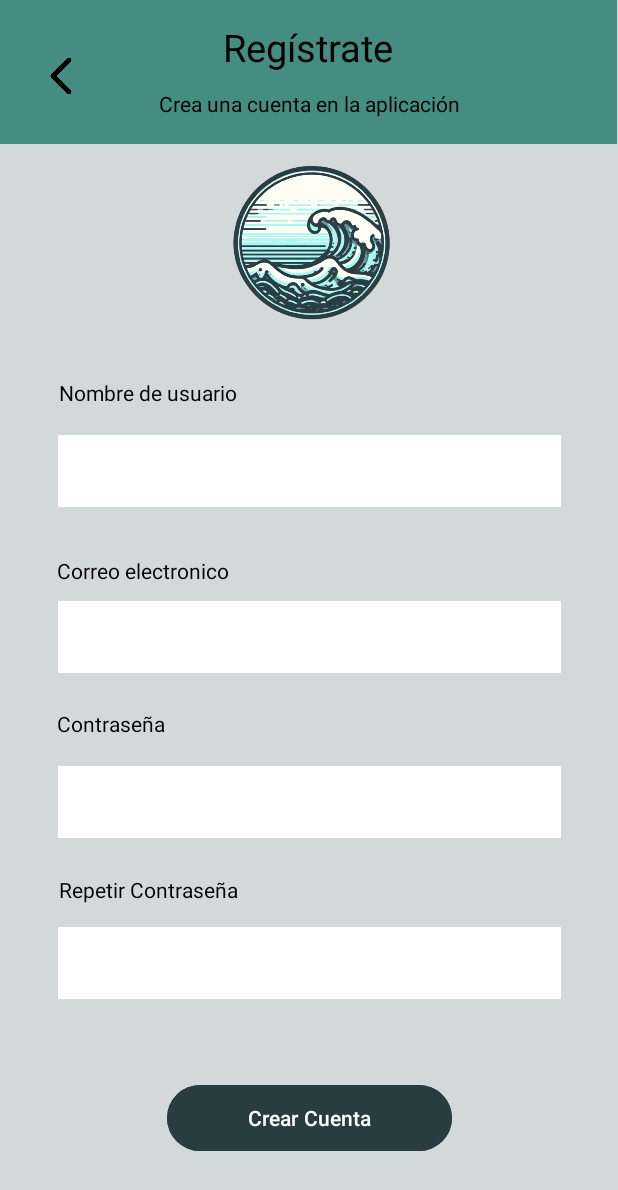
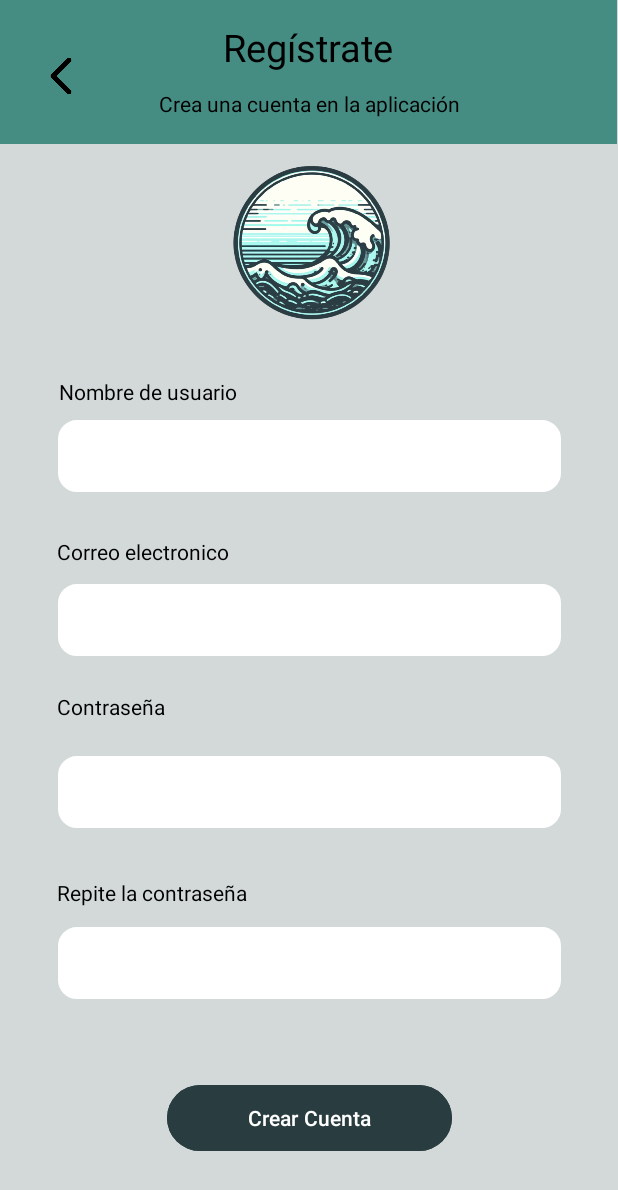
Before and after one commit to joselurg20/Login, an Android app: the Registrer screen opened directly, with no data from a screen before it, on a phone screen of 412 x 824 dp. Shown: the top 1190 px of the screen. Run offline under Robolectric (Android 15) with nearby library versions, the phone set to English and light mode, and no system bars.

Commit message:
lenguaje register

```diff
--- a/app/src/main/java/com/example/login/Registrer.java
+++ b/app/src/main/java/com/example/login/Registrer.java
@@ -1,23 +1,68 @@
 package com.example.login;
 
+import android.os.Bundle;
+import android.view.View;
+import android.widget.Button;
+import android.widget.EditText;
+import android.widget.Toast;
 import androidx.appcompat.app.AppCompatActivity;
 
-import android.content.Intent;
-import android.os.Bundle;
-import android.view.View;
+public class Registrer extends AppCompatActivity {
 
-public class Registrer extends AppCompatActivity {
+    private EditText nmUsuarioEditText, crElectronicoEditText, mtContraseñaEditText, mtRpContraseñaEditText;
 
     @Override
     protected void onCreate(Bundle savedInstanceState) {
         super.onCreate(savedInstanceState);
         setContentView(R.layout.activity_registrer);
-    }
 
-    public void volver(View view){
+        // Inicializar los EditText
+        nmUsuarioEditText = findViewById(R.id.nmusuario);
+        crElectronicoEditText = findViewById(R.id.crElectronico);
+        mtContraseñaEditText = findViewById(R.id.mt_contraseña);
+        mtRpContraseñaEditText = findViewById(R.id.mt_rpcontraseña);
 
-        Intent i = new Intent(this,MainActivity.class );
-        startActivity(i);
+        // Botón de crear cuenta
+        Button crearCuentaButton = findViewById(R.id.crearcuenta);
+        crearCuentaButton.setOnClickListener(new View.OnClickListener() {
+            @Override
+            public void onClick(View v) {
+                // Obtener los valores de los EditText
+                String nmUsuario = nmUsuarioEditText.getText().toString();
+                String crElectronico = crElectronicoEditText.getText().toString();
+                String mtContraseña = mtContraseñaEditText.getText().toString();
+                String mtRpContraseña = mtRpContraseñaEditText.getText().toString();
 
+                // Verificar si los campos están vacíos
+                if (nmUsuario.isEmpty() || crElectronico.isEmpty() || mtContraseña.isEmpty() || mtRpContraseña.isEmpty()) {
+                    Toast.makeText(Registrer.this, "Por favor, complete todos los campos", Toast.LENGTH_SHORT).show();
+                } else if (!mtContraseña.equals(mtRpContraseña)) {
+                    Toast.makeText(Registrer.this, "Las contraseñas no coinciden", Toast.LENGTH_SHORT).show();
+                } else {
+                    // Aquí puedes realizar la lógica de registro
+                    // Por ejemplo, puedes guardar los datos en una base de datos o en una lista
+                    // Después, limpiar los campos
+                    nmUsuarioEditText.setText("");
+                    crElectronicoEditText.setText("");
+                    mtContraseñaEditText.setText("");
+                    mtRpContraseñaEditText.setText("");
+
+                    // Mensaje de registro exitoso
+                    Toast.makeText(Registrer.this, "Usuario registrado exitosamente", Toast.LENGTH_SHORT).show();
+                }
+            }
+
+
+
+        });
+
+        Button btnVolver = findViewById(R.id.back);
+        btnVolver.setOnClickListener(new View.OnClickListener() {
+            @Override
+            public void onClick(View v) {
+                // Cierra la actividad actual y vuelve a la MainActivity
+                finish();
+            }
+        });
     }
 }
--- a/app/src/main/res/layout/activity_registrer.xml
+++ b/app/src/main/res/layout/activity_registrer.xml
@@ -6,19 +6,6 @@
     android:layout_height="match_parent"
     android:background="#D2D9D8"
     tools:context=".Registrer">
-
-    <TextView
-        android:id="@+id/textView2"
-        android:layout_width="wrap_content"
-        android:layout_height="wrap_content"
-        android:text="Correo electronico"
-        android:textColor="@color/black"
-        app:layout_constraintBottom_toTopOf="@+id/crElectronico"
-        app:layout_constraintEnd_toEndOf="parent"
-        app:layout_constraintHorizontal_bias="0.128"
-        app:layout_constraintStart_toStartOf="parent"
-        app:layout_constraintTop_toBottomOf="@+id/nmusuario"
-        app:layout_constraintVertical_bias="0.757" />
 
     <View
         android:id="@+id/panel"
@@ -34,10 +21,10 @@
         app:layout_constraintVertical_bias="0.0" />
 
     <TextView
-        android:id="@+id/textView5"
+        android:id="@+id/regis"
         android:layout_width="wrap_content"
         android:layout_height="wrap_content"
-        android:text="Regístrate"
+        android:text="@string/regis"
         android:textColor="@color/black"
         android:textColorHighlight="@color/black"
         android:textColorLink="#000000"
@@ -49,17 +36,17 @@
         app:layout_constraintVertical_bias="0.231" />
 
     <TextView
-        android:id="@+id/textView6"
+        android:id="@+id/subregis"
         android:layout_width="wrap_content"
         android:layout_height="wrap_content"
         android:layout_marginTop="27dp"
-        android:text="Crea una cuenta en la aplicación"
+        android:text="@string/subregis"
         android:textColor="@color/black"
         android:textColorHighlight="@color/black"
         app:layout_constraintBottom_toBottomOf="@+id/panel"
         app:layout_constraintEnd_toEndOf="parent"
         app:layout_constraintStart_toStartOf="parent"
-        app:layout_constraintTop_toTopOf="@+id/textView5" />
+        app:layout_constraintTop_toTopOf="@+id/regis" />
 
     <ImageView
         android:id="@+id/logo"
@@ -76,59 +63,22 @@
         android:id="@+id/nmusuario"
         android:layout_width="335dp"
         android:layout_height="48dp"
-        android:background="#ffffff"
+        android:background="@drawable/et_style"
+        android:backgroundTint="#FFF"
         android:ems="10"
         android:inputType="text"
         app:layout_constraintBottom_toBottomOf="parent"
         app:layout_constraintEnd_toEndOf="parent"
         app:layout_constraintStart_toStartOf="parent"
         app:layout_constraintTop_toBottomOf="@+id/logo"
-        app:layout_constraintVertical_bias="0.114" />
-
-    <EditText
-        android:id="@+id/crElectronico"
-        android:layout_width="335dp"
-        android:layout_height="48dp"
-        android:background="#ffff"
-        android:ems="10"
-        android:inputType="text"
-        app:layout_constraintBottom_toBottomOf="parent"
-        app:layout_constraintEnd_toEndOf="parent"
-        app:layout_constraintStart_toStartOf="parent"
-        app:layout_constraintTop_toBottomOf="@+id/nmusuario"
-        app:layout_constraintVertical_bias="0.143" />
-
-    <EditText
-        android:id="@+id/mt_contraseña"
-        android:layout_width="335dp"
-        android:layout_height="48dp"
-        android:background="#FFF"
-        android:ems="10"
-        android:inputType="textPassword"
-        app:layout_constraintBottom_toBottomOf="parent"
-        app:layout_constraintEnd_toEndOf="parent"
-        app:layout_constraintStart_toStartOf="parent"
-        app:layout_constraintTop_toBottomOf="@+id/crElectronico"
-        app:layout_constraintVertical_bias="0.19" />
-
-
-    <Button
-        android:id="@+id/crearcuenta"
-        android:layout_width="190dp"
-        android:layout_height="52dp"
-        android:backgroundTint="#293C40"
-        android:text="Crear Cuenta"
-        android:textColor="@color/white"
-        app:layout_constraintBottom_toBottomOf="parent"
-        app:layout_constraintEnd_toEndOf="parent"
-        app:layout_constraintStart_toStartOf="parent"
-        app:layout_constraintTop_toBottomOf="@+id/mt_rpcontraseña" />
+        app:layout_constraintVertical_bias="0.096" />
 
     <EditText
         android:id="@+id/mt_rpcontraseña"
         android:layout_width="335dp"
         android:layout_height="48dp"
-        android:background="#FFF"
+        android:background="@drawable/et_style"
+        android:backgroundTint="#FFF"
         android:ems="10"
         android:inputType="textPassword"
         android:textColor="@color/black"
@@ -136,21 +86,33 @@
         app:layout_constraintEnd_toEndOf="parent"
         app:layout_constraintStart_toStartOf="parent"
         app:layout_constraintTop_toBottomOf="@+id/mt_contraseña"
-        app:layout_constraintVertical_bias="0.274" />
+        app:layout_constraintVertical_bias="0.295" />
+
+    <TextView
+        android:id="@+id/Rpcontraseña"
+        android:layout_width="wrap_content"
+        android:layout_height="wrap_content"
+        android:text="@string/Rpcontraseña"
+        android:textColor="@color/black"
+        app:layout_constraintBottom_toTopOf="@+id/mt_rpcontraseña"
+        app:layout_constraintEnd_toEndOf="parent"
+        app:layout_constraintHorizontal_bias="0.134"
+        app:layout_constraintStart_toStartOf="parent"
+        app:layout_constraintTop_toBottomOf="@+id/mt_contraseña"
+        app:layout_constraintVertical_bias="0.709" />
 
     <TextView
         android:id="@+id/Nmusuario"
         android:layout_width="wrap_content"
         android:layout_height="wrap_content"
-        android:layout_marginTop="156dp"
-        android:text="Nombre de usuario"
+        android:text="@string/Nmusuario"
         android:textColor="@color/black"
         app:layout_constraintBottom_toTopOf="@+id/nmusuario"
         app:layout_constraintEnd_toEndOf="parent"
         app:layout_constraintHorizontal_bias="0.134"
         app:layout_constraintStart_toStartOf="parent"
         app:layout_constraintTop_toBottomOf="@+id/panel"
-        app:layout_constraintVertical_bias="0.0" />
+        app:layout_constraintVertical_bias="0.942" />
 
     <TextView
         android:id="@+id/Contraseña"
@@ -158,7 +120,7 @@
         android:layout_height="wrap_content"
         android:layout_marginTop="24dp"
         android:layout_marginBottom="55dp"
-        android:text="Contraseña"
+        android:text="@string/Contraseña"
         android:textColor="@color/black"
         app:layout_constraintBottom_toBottomOf="@+id/mt_contraseña"
         app:layout_constraintEnd_toEndOf="parent"
@@ -167,18 +129,59 @@
         app:layout_constraintTop_toBottomOf="@+id/crElectronico"
         app:layout_constraintVertical_bias="0.0" />
 
+    <EditText
+        android:id="@+id/mt_contraseña"
+        android:layout_width="335dp"
+        android:layout_height="48dp"
+        android:background="@drawable/et_style"
+        android:backgroundTint="#FFF"
+        android:ems="10"
+        android:inputType="textPassword"
+        app:layout_constraintBottom_toBottomOf="parent"
+        app:layout_constraintEnd_toEndOf="parent"
+        app:layout_constraintStart_toStartOf="parent"
+        app:layout_constraintTop_toBottomOf="@+id/crElectronico"
+        app:layout_constraintVertical_bias="0.197" />
+
     <TextView
-        android:id="@+id/Rpcontraseña"
+        android:id="@+id/crelectronico"
         android:layout_width="wrap_content"
         android:layout_height="wrap_content"
-        android:text="Repetir Contraseña"
+        android:text="@string/crelectronico"
         android:textColor="@color/black"
-        app:layout_constraintBottom_toTopOf="@+id/mt_rpcontraseña"
+        app:layout_constraintBottom_toTopOf="@+id/crElectronico"
         app:layout_constraintEnd_toEndOf="parent"
-        app:layout_constraintHorizontal_bias="0.134"
+        app:layout_constraintHorizontal_bias="0.128"
         app:layout_constraintStart_toStartOf="parent"
-        app:layout_constraintTop_toBottomOf="@+id/mt_contraseña"
-        app:layout_constraintVertical_bias="0.615" />
+        app:layout_constraintTop_toBottomOf="@+id/nmusuario"
+        app:layout_constraintVertical_bias="0.718" />
+
+    <EditText
+        android:id="@+id/crElectronico"
+        android:layout_width="335dp"
+        android:layout_height="48dp"
+        android:background="@drawable/et_style"
+        android:backgroundTint="#FFF"
+        android:ems="10"
+        android:inputType="text"
+        app:layout_constraintBottom_toBottomOf="parent"
+        app:layout_constraintEnd_toEndOf="parent"
+        app:layout_constraintStart_toStartOf="parent"
+        app:layout_constraintTop_toBottomOf="@+id/nmusuario"
+        app:layout_constraintVertical_bias="0.137" />
+
+
+    <Button
+        android:id="@+id/crearcuenta"
+        android:layout_width="190dp"
+        android:layout_height="52dp"
+        android:backgroundTint="#293C40"
+        android:text="@string/crearcuenta"
+        android:textColor="@color/white"
+        app:layout_constraintBottom_toBottomOf="parent"
+        app:layout_constraintEnd_toEndOf="parent"
+        app:layout_constraintStart_toStartOf="parent"
+        app:layout_constraintTop_toBottomOf="@+id/mt_rpcontraseña" />
 
     <ImageView
         android:id="@+id/imageView"
@@ -194,8 +197,8 @@
 
     <Button
         android:id="@+id/back"
-        android:layout_width="48dp"
-        android:layout_height="46dp"
+        android:layout_width="49dp"
+        android:layout_height="45dp"
         android:background="@drawable/back"
         android:backgroundTint="@color/black"
         android:foregroundTint="@color/black"
@@ -205,9 +208,9 @@
         app:iconTint="@color/black"
         app:layout_constraintBottom_toBottomOf="@+id/panel"
         app:layout_constraintEnd_toEndOf="@+id/panel"
-        app:layout_constraintHorizontal_bias="0.043"
+        app:layout_constraintHorizontal_bias="0.044"
         app:layout_constraintStart_toStartOf="parent"
         app:layout_constraintTop_toTopOf="parent"
-        app:layout_constraintVertical_bias="0.543" />
+        app:layout_constraintVertical_bias="0.549" />
 
 </androidx.constraintlayout.widget.ConstraintLayout>
--- a/app/src/main/res/values/strings.xml
+++ b/app/src/main/res/values/strings.xml
@@ -10,4 +10,14 @@
     <string name="buttonLogin">Iniciar sesión</string>
     <string name="titleButtonRegister">¿No tienes una cuenta?</string>
     <string name="buttonRegister">Registrarse</string>
+
+
+    <string name="regis">Regístrate</string>
+    <string name="subregis">Crea una cuenta en la aplicación</string>
+    <string name="Nmusuario">Nombre de usuario</string>
+
+    <string name="crelectronico">Correo electronico</string>
+    <string name="Contraseña">Contraseña</string>
+    <string name="Rpcontraseña">Repite la contraseña</string>
+    <string name="crearcuenta">Crear Cuenta</string>
 </resources>
```
Also changed, not shown: 1 other file.
